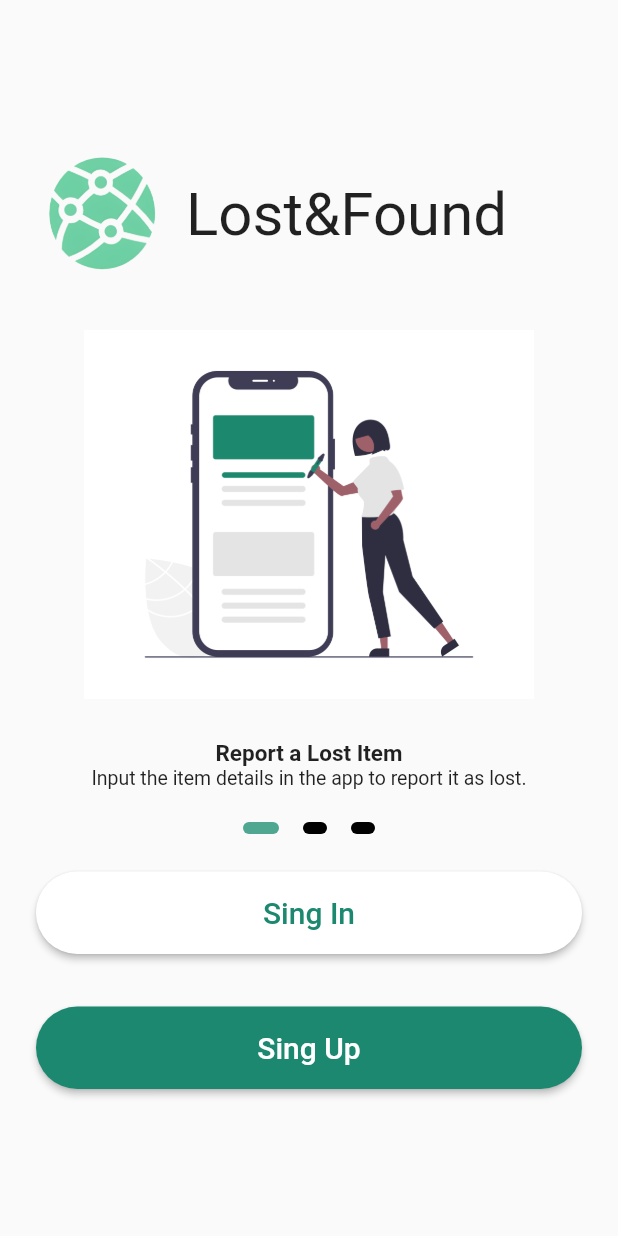
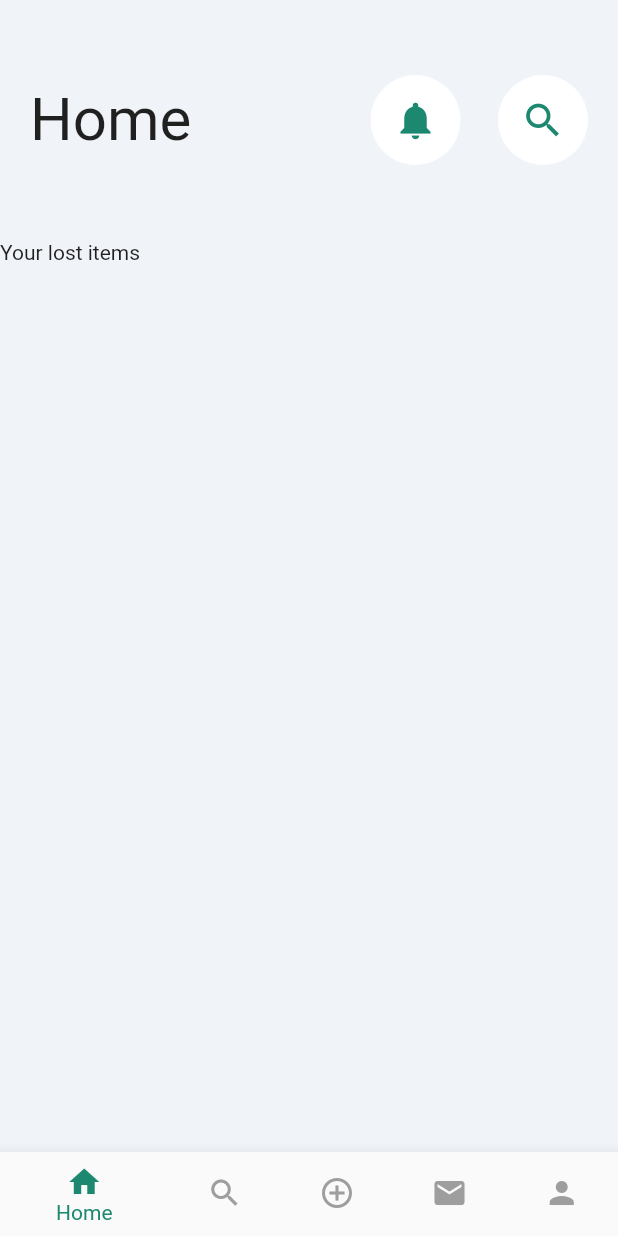
Before and after one commit to alecava41/LostAndFound-app, a Flutter app: the screen it shows after launch, on a phone screen of 412 x 824 dp. Run offline on Flutter 3.47's test engine with Material 2 defaults, Android fonts, the phone set to English and light mode, and no system bars.

Commit message:
added Home page

```diff
--- a/lib/config/route_generator.dart
+++ b/lib/config/route_generator.dart
@@ -1,4 +1,6 @@
 import 'package:flutter/material.dart';
+import 'package:lost_and_found/screens/home.dart';
+import 'package:lost_and_found/screens/inbox.dart';
 import 'package:lost_and_found/screens/login.dart';
 import 'package:lost_and_found/screens/register.dart';
 import 'package:lost_and_found/screens/tutorial.dart';
@@ -10,15 +12,15 @@ class RouteGenerator {
 
     switch (settings.name) {
       case '/':
-        return MaterialPageRoute(builder: (_) => InfoScreen());
+        return MaterialPageRoute(builder: (_) => HomeScreen());
       case '/register':
         return MaterialPageRoute(
           builder: (_) => RegisterScreen());
       case '/login':
         return MaterialPageRoute(builder: (_) => LoginScreen());
-        // If args is not of the correct type, return an error page.
-        // You can also throw an exception while in development.
-        return _errorRoute();
+      case '/inbox':
+        return MaterialPageRoute(builder: (_) => InboxScreen());
+
       default:
         // If there is no such named route in the switch statement, e.g. /third
         return _errorRoute();
--- /dev/null
+++ b/lib/screens/home.dart
@@ -0,0 +1,82 @@
+import 'package:flutter/material.dart';
+import 'package:lost_and_found/utils/colors.dart';
+import 'package:lost_and_found/widgets/circular_buttons.dart';
+
+class HomeScreen extends StatefulWidget {
+  const HomeScreen({super.key});
+
+  @override
+  State<HomeScreen> createState() => _HomeScreenState();
+}
+
+class _HomeScreenState extends State<HomeScreen> {
+  int _selectedTab = 0;
+
+  List _pages = [
+    SingleChildScrollView(
+      child: Column(
+        crossAxisAlignment: CrossAxisAlignment.start,
+        children: [
+          Padding(
+            padding: const EdgeInsets.fromLTRB(20, 50, 20, 50),
+            child: Row(
+              mainAxisSize: MainAxisSize.max,
+              mainAxisAlignment: MainAxisAlignment.spaceBetween,
+              children: [
+                Text("Home", style: TextStyle(fontSize: 40),),
+                Row(children: [
+                  ClickableCircularButton(icon: Icons.notifications, onPressed: () => {print("Hey")}),
+                  SizedBox(width: 25,),
+                  ClickableCircularButton(icon: Icons.search, onPressed: () => {print("Hey")})
+                ],)
+              ],
+            ),
+          ),
+          Text("Your lost items"),
+        ]),
+    ),
+    Center(
+      child: Text("About"),
+    ),
+    Center(
+      child: Text("Products"),
+    ),
+    Center(
+      child: Text("Contact"),
+    ),
+    Center(
+      child: Text("Settings"),
+    ),
+  ];
+
+  _changeTab(int index) {
+    setState(() {
+      _selectedTab = index;
+    });
+  }
+
+  @override
+  Widget build(BuildContext context) {
+    return SafeArea(
+      child: Scaffold(
+      backgroundColor: Color.fromRGBO(240, 243, 248, 1),
+      body: _pages[_selectedTab],
+      bottomNavigationBar: BottomNavigationBar(
+        currentIndex: _selectedTab,
+        onTap: (index) => _changeTab(index),
+        selectedItemColor: PersonalizedColor.mainColor,
+        unselectedItemColor: Colors.grey,
+        items: [
+          BottomNavigationBarItem(icon: Icon(Icons.home,), label: "Home"),
+          BottomNavigationBarItem(icon: Icon(Icons.search), label: "Search"),
+          BottomNavigationBarItem(
+              icon: Icon(Icons.add_circle_outline_outlined), label: "Insert"),
+          BottomNavigationBarItem(
+              icon: Icon(Icons.mail), label: "Inbox"),
+          BottomNavigationBarItem(
+              icon: Icon(Icons.person), label: "Profile"),
+        ],
+      ),
+    ));
+  }
+}
--- /dev/null
+++ b/lib/screens/inbox.dart
@@ -0,0 +1,11 @@
+import 'package:flutter/material.dart';
+
+class InboxScreen extends StatelessWidget {
+
+  const InboxScreen({super.key});
+
+  @override
+  Widget build(BuildContext context) {
+    return SafeArea(child: Scaffold(appBar: AppBar(),));
+  }
+}
--- /dev/null
+++ b/lib/utils/colors.dart
@@ -0,0 +1,5 @@
+import 'package:flutter/material.dart';
+
+class PersonalizedColor {
+  static const mainColor = Color.fromARGB(255, 28, 136, 111);
+}
--- /dev/null
+++ b/lib/widgets/circular_buttons.dart
@@ -0,0 +1,44 @@
+import 'package:flutter/material.dart';
+import 'package:lost_and_found/utils/colors.dart';
+
+class ClickableCircularButton extends StatelessWidget {
+  final IconData icon;
+  final VoidCallback onPressed;
+
+  const ClickableCircularButton({
+    required this.icon,
+    required this.onPressed,
+  });
+
+  @override
+  Widget build(BuildContext context) {
+    return GestureDetector(
+      onTap: onPressed,
+      child: Container(
+        width: 60,
+        height: 60,
+        decoration: BoxDecoration(
+          shape: BoxShape.circle,
+          color: Colors.white,
+        ),
+        child: Center(
+          child: Container(
+            width: 40,
+            height: 40,
+            decoration: BoxDecoration(
+              shape: BoxShape.circle,
+              color: Colors.white,
+            ),
+            child: Center(
+              child: Icon(
+                icon,
+                size: 30,
+                color: PersonalizedColor.mainColor,
+              ),
+            ),
+          ),
+        ),
+      ),
+    );
+  }
+}
```
